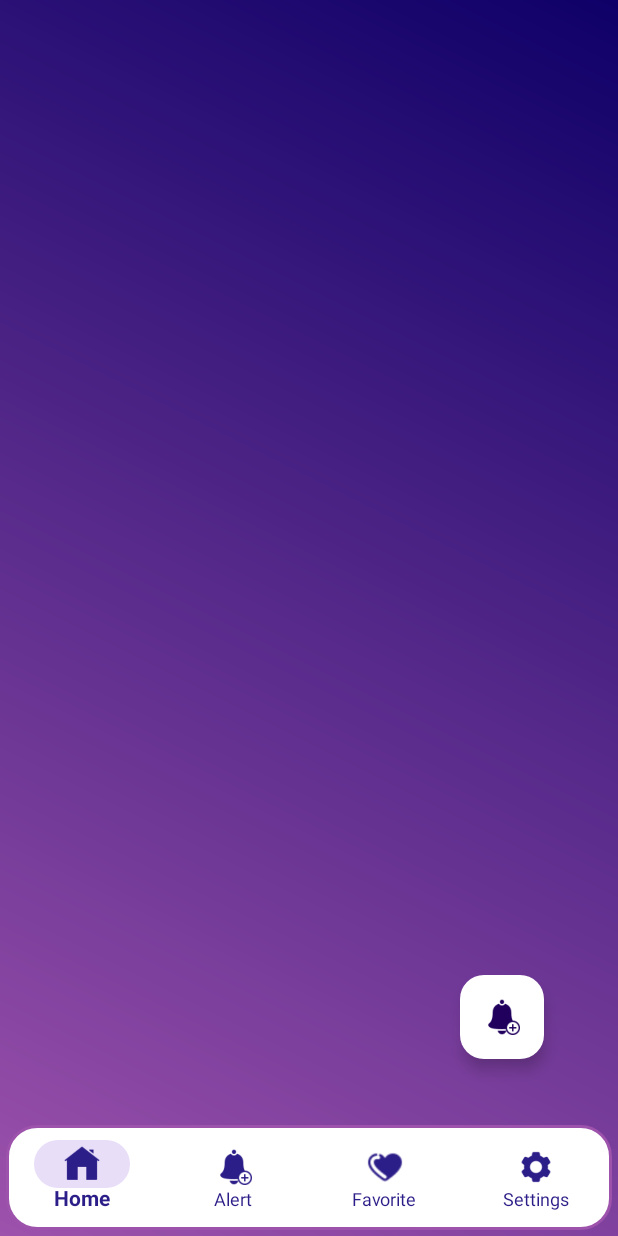
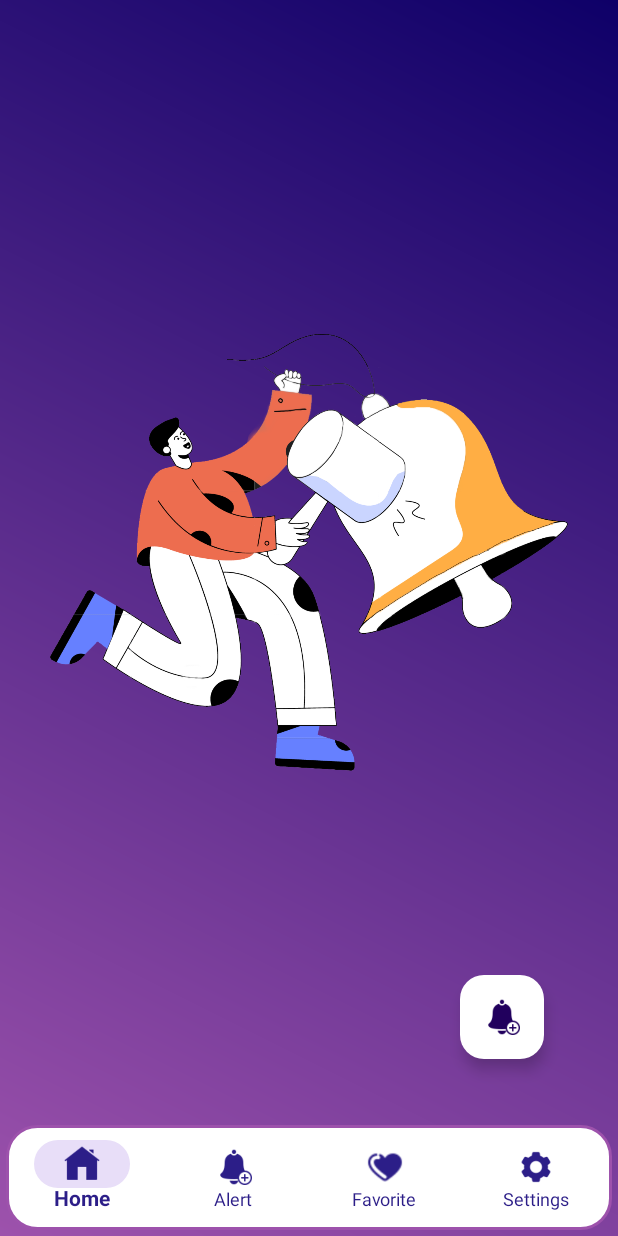
Before and after one commit to mohammedheshm/Weather-App, an Android app: the AlertFragment screen opened through its navigation route, on a phone screen of 412 x 824 dp. Run offline under Robolectric (Android 15) with nearby library versions, the phone set to English and light mode, and no system bars; our stand-ins replace Room's generated code, navigation-ui; libraries missing offline, so code that uses them is left out: com.github.matteobattilana.weather.

Commit message:
Create Function that update Placeholder Image Visibility in Alert Fragment

```diff
--- a/app/src/main/java/com/example/weatherapp/alert/view/AlertFragment.kt
+++ b/app/src/main/java/com/example/weatherapp/alert/view/AlertFragment.kt
@@ -20,6 +20,7 @@ import android.view.View
 import android.view.ViewGroup
 import android.widget.Button
 import android.widget.DatePicker
+import android.widget.ImageView
 import android.widget.TextView
 import android.widget.TimePicker
 import android.widget.Toast
@@ -53,8 +54,9 @@ const val ALERT_TYPE = "alarm_type"
 class AlertFragment : Fragment(), DatePickerDialog.OnDateSetListener,
     TimePickerDialog.OnTimeSetListener, OnAlertItemClick {
 
+
+    private lateinit var placeholderImageView: ImageView  // Placeholder ImageView
     private val TAG = "AlertFragment"
-
     private var day: Int = 0
     private var month: Int = 0
     private var year: Int = 0
@@ -116,6 +118,8 @@ class AlertFragment : Fragment(), DatePickerDialog.OnDateSetListener,
     override fun onViewCreated(view: View, savedInstanceState: Bundle?) {
         super.onViewCreated(view, savedInstanceState)
 
+        placeholderImageView = binding.ivPlaceholder
+
         locationSharedPreferences =
             requireContext().getSharedPreferences(LOCATION, Context.MODE_PRIVATE)
 
@@ -139,8 +143,10 @@ class AlertFragment : Fragment(), DatePickerDialog.OnDateSetListener,
             ViewModelProvider(this, alertViewModelFactory).get(AlertViewModel::class.java)
 
         lifecycleScope.launch {
-            alertViewModel.allAlerts.collect {
-                alertAdapter.submitList(it)
+            alertViewModel.allAlerts.collect { alerts ->
+                alertAdapter.submitList(alerts)
+                updatePlaceholderVisibility(alerts)
+
             }
 
         }
@@ -148,6 +154,16 @@ class AlertFragment : Fragment(), DatePickerDialog.OnDateSetListener,
 
         pickDate()
 
+    }
+
+    private fun updatePlaceholderVisibility(alerts: List<Alert>) {
+        if (alerts.isEmpty()) {
+            placeholderImageView.visibility = View.VISIBLE
+            binding.rvAlerts.visibility = View.GONE
+        } else {
+            placeholderImageView.visibility = View.GONE
+            binding.rvAlerts.visibility = View.VISIBLE
+        }
     }
 
 
--- a/app/src/main/res/layout/fragment_alert.xml
+++ b/app/src/main/res/layout/fragment_alert.xml
@@ -1,29 +1,40 @@
 <?xml version="1.0" encoding="utf-8"?>
 <androidx.constraintlayout.widget.ConstraintLayout xmlns:android="http://schemas.android.com/apk/res/android"
+    xmlns:app="http://schemas.android.com/apk/res-auto"
     xmlns:tools="http://schemas.android.com/tools"
     android:layout_width="match_parent"
     android:layout_height="match_parent"
-    xmlns:app="http://schemas.android.com/apk/res-auto"
     tools:context=".alert.view.AlertFragment">
 
     <androidx.recyclerview.widget.RecyclerView
-        tools:listitem="@layout/alert_item"
-        android:padding="8dp"
         android:id="@+id/rv_alerts"
         android:layout_width="match_parent"
         android:layout_height="wrap_content"
         android:layout_marginTop="16dp"
+        android:padding="8dp"
         app:layout_constraintEnd_toEndOf="parent"
         app:layout_constraintStart_toStartOf="parent"
         app:layout_constraintTop_toTopOf="parent"
-        />
+        tools:listitem="@layout/alert_item" />
+
+    <ImageView
+        android:id="@+id/iv_placeholder"
+        android:layout_width="wrap_content"
+        android:layout_height="wrap_content"
+        android:layout_gravity="center"
+        android:src="@drawable/placeholderimg"
+        android:visibility="gone"
+        app:layout_constraintEnd_toEndOf="parent"
+        app:layout_constraintStart_toStartOf="parent"
+        app:layout_constraintTop_toTopOf="parent" />
+
 
     <com.google.android.material.floatingactionbutton.FloatingActionButton
         android:id="@+id/fab_add_alert"
         android:layout_width="wrap_content"
-        android:backgroundTint="@color/white"
         android:layout_height="wrap_content"
         android:layout_marginBottom="44dp"
+        android:backgroundTint="@color/white"
         android:contentDescription="@string/add_alert"
         android:src="@drawable/alert"
         app:layout_constraintBottom_toBottomOf="parent"
```
Also changed, not shown: app/src/main/res/drawable/placeholderimg.png (added).
